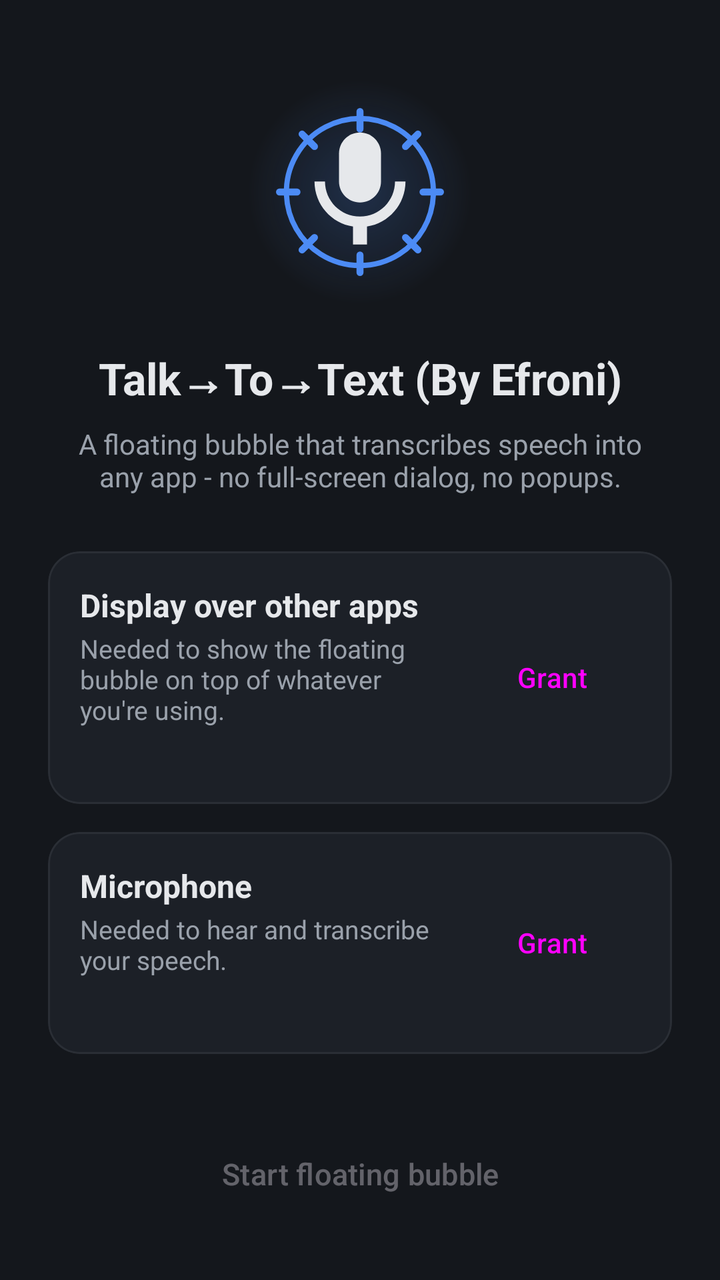
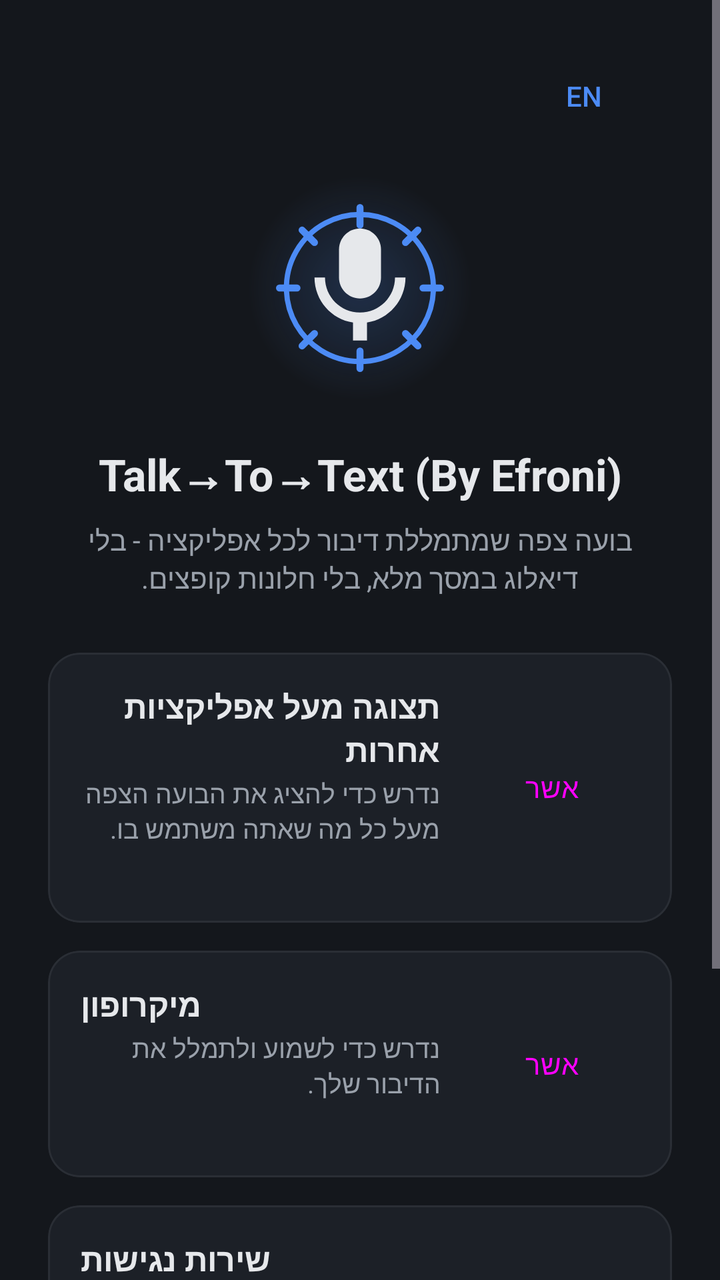

Two renders of the same Android screen: before a commit and after it. Below are the layout's source before the change and the commit's diff.
<!-- AndroidManifest.xml: application theme Theme.ToTalkToText -->
<!-- res/layout/activity_main.xml -->
<?xml version="1.0" encoding="utf-8"?>
<ScrollView xmlns:android="http://schemas.android.com/apk/res/android"
    xmlns:app="http://schemas.android.com/apk/res-auto"
    android:layout_width="match_parent"
    android:layout_height="match_parent"
    android:background="@color/ttt_surface"
    android:fillViewport="true">

    <LinearLayout
        android:layout_width="match_parent"
        android:layout_height="wrap_content"
        android:orientation="vertical"
        android:padding="24dp">

        <FrameLayout
            android:layout_width="120dp"
            android:layout_height="120dp"
            android:layout_marginTop="12dp"
            android:layout_gravity="center_horizontal"
            android:background="@drawable/brand_logo_bg">

            <ImageView
                android:layout_width="84dp"
                android:layout_height="84dp"
                android:layout_gravity="center"
                android:src="@drawable/ic_brand_logo"
                android:contentDescription="@string/app_name_full" />
        </FrameLayout>

        <TextView
            android:layout_width="match_parent"
            android:layout_height="wrap_content"
            android:layout_marginTop="18dp"
            android:gravity="center"
            android:text="@string/onboarding_title"
            android:textColor="@color/ttt_text_primary"
            android:textSize="22sp"
            android:textStyle="bold" />

        <TextView
            android:layout_width="match_parent"
            android:layout_height="wrap_content"
            android:layout_marginTop="8dp"
            android:gravity="center"
            android:paddingStart="12dp"
            android:paddingEnd="12dp"
            android:text="@string/onboarding_subtitle"
            android:textColor="@color/ttt_text_muted"
            android:textSize="14sp" />

        
        <com.google.android.material.card.MaterialCardView
            android:layout_width="match_parent"
            android:layout_height="wrap_content"
            android:layout_marginTop="28dp"
            app:cardBackgroundColor="@color/ttt_card"
            app:cardCornerRadius="16dp"
            app:cardElevation="0dp"
            app:strokeColor="@color/ttt_surface_border"
            app:strokeWidth="1dp">

            <LinearLayout
                android:layout_width="match_parent"
                android:layout_height="wrap_content"
                android:orientation="horizontal"
                android:gravity="center_vertical"
                android:padding="16dp">

                <LinearLayout
                    android:layout_width="0dp"
                    android:layout_height="wrap_content"
                    android:layout_weight="1"
                    android:orientation="vertical">

                    <TextView
                        android:id="@+id/overlayTitle"
                        android:layout_width="wrap_content"
                        android:layout_height="wrap_content"
                        android:text="@string/perm_overlay_title"
                        android:textColor="@color/ttt_text_primary"
                        android:textSize="16sp"
                        android:textStyle="bold" />

                    <TextView
                        android:id="@+id/overlayDesc"
                        android:layout_width="wrap_content"
                        android:layout_height="wrap_content"
                        android:layout_marginTop="2dp"
                        android:text="@string/perm_overlay_desc"
                        android:textColor="@color/ttt_text_muted"
                        android:textSize="13sp" />

                    <TextView
                        android:id="@+id/overlayStatus"
                        android:layout_width="wrap_content"
                        android:layout_height="wrap_content"
                        android:layout_marginTop="6dp"
                        android:textColor="@color/ttt_success"
                        android:textSize="12sp"
                        android:textStyle="bold" />
                </LinearLayout>

                <Button
                    android:id="@+id/overlayButton"
                    style="@style/Widget.Material3.Button.TonalButton"
                    android:layout_width="wrap_content"
                    android:layout_height="wrap_content"
                    android:layout_marginStart="12dp"
                    android:text="@string/perm_overlay_action" />
            </LinearLayout>
        </com.google.android.material.card.MaterialCardView>

        
        <com.google.android.material.card.MaterialCardView
            android:layout_width="match_parent"
            android:layout_height="wrap_content"
            android:layout_marginTop="14dp"
            app:cardBackgroundColor="@color/ttt_card"
            app:cardCornerRadius="16dp"
            app:cardElevation="0dp"
            app:strokeColor="@color/ttt_surface_border"
            app:strokeWidth="1dp">

            <LinearLayout
                android:layout_width="match_parent"
                android:layout_height="wrap_content"
                android:orientation="horizontal"
                android:gravity="center_vertical"
                android:padding="16dp">

                <LinearLayout
                    android:layout_width="0dp"
                    android:layout_height="wrap_content"
                    android:layout_weight="1"
                    android:orientation="vertical">

                    <TextView
                        android:id="@+id/micTitle"
                        android:layout_width="wrap_content"
                        android:layout_height="wrap_content"
                        android:text="@string/perm_mic_title"
                        android:textColor="@color/ttt_text_primary"
                        android:textSize="16sp"
                        android:textStyle="bold" />

                    <TextView
                        android:id="@+id/micDesc"
                        android:layout_width="wrap_content"
                        android:layout_height="wrap_content"
                        android:layout_marginTop="2dp"
                        android:text="@string/perm_mic_desc"
                        android:textColor="@color/ttt_text_muted"
                        android:textSize="13sp" />

                    <TextView
                        android:id="@+id/micStatus"
                        android:layout_width="wrap_content"
                        android:layout_height="wrap_content"
                        android:layout_marginTop="6dp"
                        android:textColor="@color/ttt_success"
                        android:textSize="12sp"
                        android:textStyle="bold" />
                </LinearLayout>

                <Button
                    android:id="@+id/micButton"
                    style="@style/Widget.Material3.Button.TonalButton"
                    android:layout_width="wrap_content"
                    android:layout_height="wrap_content"
                    android:layout_marginStart="12dp"
                    android:text="@string/perm_mic_action" />
            </LinearLayout>
        </com.google.android.material.card.MaterialCardView>

        <Button
            android:id="@+id/startBubbleButton"
            style="@style/Widget.Material3.Button"
            android:layout_width="match_parent"
            android:layout_height="56dp"
            android:layout_marginTop="32dp"
            android:backgroundTint="@color/ttt_accent"
            android:text="@string/start_bubble_button"
            android:textSize="15sp"
            android:enabled="false" />

    </LinearLayout>
</ScrollView>
<!-- resources referenced by this layout -->
<resources>
  <color name="ttt_accent">#4C8BF5</color>
  <color name="ttt_card">#1C2027</color>
  <color name="ttt_success">#2FB170</color>
  <color name="ttt_surface">#14171C</color>
  <color name="ttt_surface_border">#2A2E35</color>
  <color name="ttt_text_muted">#9AA1AB</color>
  <color name="ttt_text_primary">#E6E8EB</color>
  <!-- drawable brand_logo_bg (drawable) -->
  <?xml version="1.0" encoding="utf-8"?>
  <shape xmlns:android="http://schemas.android.com/apk/res/android" android:shape="oval">
      <gradient
          android:type="radial"
          android:gradientRadius="56dp"
          android:startColor="#334C8BF5"
          android:centerColor="#1A4C8BF5"
          android:endColor="#004C8BF5" />
  </shape>
  <!-- drawable ic_brand_logo (drawable) -->
  <?xml version="1.0" encoding="utf-8"?>
  <vector xmlns:android="http://schemas.android.com/apk/res/android"
      android:width="96dp"
      android:height="96dp"
      android:viewportWidth="96"
      android:viewportHeight="96">
      
      <path
          android:pathData="M48,6 A42,42 0 1 1 47.9,6"
          android:strokeColor="#4C8BF5"
          android:strokeWidth="3"
          android:strokeLineCap="round"
          android:fillColor="#00000000" />
      
      <path
          android:pathData="M48,2v10 M48,84v10 M2,48h10 M84,48h10 M14.9,14.9l7.1,7.1 M74,74l7.1,7.1 M14.9,81.1l7.1,-7.1 M74,22l7.1,-7.1"
          android:strokeColor="#4C8BF5"
          android:strokeWidth="4"
          android:strokeLineCap="round" />
      
      <path
          android:pathData="M48,54c6.63,0 12,-5.37 12,-12V26c0,-6.63 -5.37,-12 -12,-12s-12,5.37 -12,12v16C36,48.63 41.37,54 48,54z"
          android:fillColor="#E6E8EB" />
      <path
          android:pathData="M68,42c0,11.05 -8.95,20 -20,20s-20,-8.95 -20,-20h-6c0,13.08 9.66,23.89 22,25.72V78h8V67.72C64.34,65.89 74,55.08 74,42H68z"
          android:fillColor="#E6E8EB" />
  </vector>
  <string name="app_name_full">Talk→To→Text (By Efroni)</string>
  <string name="onboarding_subtitle">A floating bubble that transcribes speech into any app - no full-screen dialog, no popups.</string>
  <string name="onboarding_title">Talk→To→Text (By Efroni)</string>
  <string name="perm_mic_action">Grant</string>
  <string name="perm_mic_desc">Needed to hear and transcribe your speech.</string>
  <string name="perm_mic_title">Microphone</string>
  <string name="perm_overlay_action">Grant</string>
  <string name="perm_overlay_desc">Needed to show the floating bubble on top of whatever you\'re using.</string>
  <string name="perm_overlay_title">Display over other apps</string>
  <string name="start_bubble_button">Start floating bubble</string>
  <style name="Theme.ToTalkToText" parent="Theme.Material3.Dark.NoActionBar">
          <item name="colorPrimary">@color/ttt_accent</item>
          <item name="colorSecondary">@color/ttt_accent</item>
          <item name="android:windowBackground">@color/ttt_surface</item>
          <item name="android:statusBarColor">@color/ttt_surface</item>
          <item name="android:navigationBarColor">@color/ttt_surface</item>
      </style>
</resources>

<!-- the commit's change to res/layout/activity_main.xml (unified diff, before → after) -->
@@ -12,6 +12,15 @@
         android:orientation="vertical"
         android:padding="24dp">
 
+        <Button
+            android:id="@+id/langToggleButton"
+            style="@style/Widget.Material3.Button.TextButton"
+            android:layout_width="wrap_content"
+            android:layout_height="wrap_content"
+            android:layout_gravity="end"
+            android:textColor="@color/ttt_accent"
+            android:text="@string/lang_toggle_label" />
+
         <FrameLayout
             android:layout_width="120dp"
             android:layout_height="120dp"
@@ -172,6 +181,68 @@
             </LinearLayout>
         </com.google.android.material.card.MaterialCardView>
 
+        
+        <com.google.android.material.card.MaterialCardView
+            android:layout_width="match_parent"
+            android:layout_height="wrap_content"
+            android:layout_marginTop="14dp"
+            app:cardBackgroundColor="@color/ttt_card"
+            app:cardCornerRadius="16dp"
+            app:cardElevation="0dp"
+            app:strokeColor="@color/ttt_surface_border"
+            app:strokeWidth="1dp">
+
+            <LinearLayout
+                android:layout_width="match_parent"
+                android:layout_height="wrap_content"
+                android:orientation="horizontal"
+                android:gravity="center_vertical"
+                android:padding="16dp">
+
+                <LinearLayout
+                    android:layout_width="0dp"
+                    android:layout_height="wrap_content"
+                    android:layout_weight="1"
+                    android:orientation="vertical">
+
+                    <TextView
+                        android:id="@+id/accessTitle"
+                        android:layout_width="wrap_content"
+                        android:layout_height="wrap_content"
+                        android:text="@string/perm_access_title"
+                        android:textColor="@color/ttt_text_primary"
+                        android:textSize="16sp"
+                        android:textStyle="bold" />
+
+                    <TextView
+                        android:id="@+id/accessDesc"
+                        android:layout_width="wrap_content"
+                        android:layout_height="wrap_content"
+                        android:layout_marginTop="2dp"
+                        android:text="@string/perm_access_desc"
+                        android:textColor="@color/ttt_text_muted"
+                        android:textSize="13sp" />
+
+                    <TextView
+                        android:id="@+id/accessStatus"
+                        android:layout_width="wrap_content"
+                        android:layout_height="wrap_content"
+                        android:layout_marginTop="6dp"
+                        android:textColor="@color/ttt_success"
+                        android:textSize="12sp"
+                        android:textStyle="bold" />
+                </LinearLayout>
+
+                <Button
+                    android:id="@+id/accessButton"
+                    style="@style/Widget.Material3.Button.TonalButton"
+                    android:layout_width="wrap_content"
+                    android:layout_height="wrap_content"
+                    android:layout_marginStart="12dp"
+                    android:text="@string/perm_access_action" />
+            </LinearLayout>
+        </com.google.android.material.card.MaterialCardView>
+
         <Button
             android:id="@+id/startBubbleButton"
             style="@style/Widget.Material3.Button"
<!-- resource entries referenced after the edit -->
@@ -46,15 +46,19 @@
           android:fillColor="#E6E8EB" />
   </vector>
   <string name="app_name_full">Talk→To→Text (By Efroni)</string>
-  <string name="onboarding_subtitle">A floating bubble that transcribes speech into any app - no full-screen dialog, no popups.</string>
+  <string name="lang_toggle_label">EN</string>
+  <string name="onboarding_subtitle">בועה צפה שמתמללת דיבור לכל אפליקציה - בלי דיאלוג במסך מלא, בלי חלונות קופצים.</string>
   <string name="onboarding_title">Talk→To→Text (By Efroni)</string>
-  <string name="perm_mic_action">Grant</string>
-  <string name="perm_mic_desc">Needed to hear and transcribe your speech.</string>
-  <string name="perm_mic_title">Microphone</string>
-  <string name="perm_overlay_action">Grant</string>
-  <string name="perm_overlay_desc">Needed to show the floating bubble on top of whatever you\'re using.</string>
-  <string name="perm_overlay_title">Display over other apps</string>
-  <string name="start_bubble_button">Start floating bubble</string>
+  <string name="perm_access_action">אשר</string>
+  <string name="perm_access_desc">מאפשר הזרקת טקסט ישירות לשדה הפעיל באפליקציות אחרות, לא רק ללוח.</string>
+  <string name="perm_access_title">שירות נגישות</string>
+  <string name="perm_mic_action">אשר</string>
+  <string name="perm_mic_desc">נדרש כדי לשמוע ולתמלל את הדיבור שלך.</string>
+  <string name="perm_mic_title">מיקרופון</string>
+  <string name="perm_overlay_action">אשר</string>
+  <string name="perm_overlay_desc">נדרש כדי להציג את הבועה הצפה מעל כל מה שאתה משתמש בו.</string>
+  <string name="perm_overlay_title">תצוגה מעל אפליקציות אחרות</string>
+  <string name="start_bubble_button">הפעל בועה צפה</string>
   <style name="Theme.ToTalkToText" parent="Theme.Material3.Dark.NoActionBar">
           <item name="colorPrimary">@color/ttt_accent</item>
           <item name="colorSecondary">@color/ttt_accent</item>
